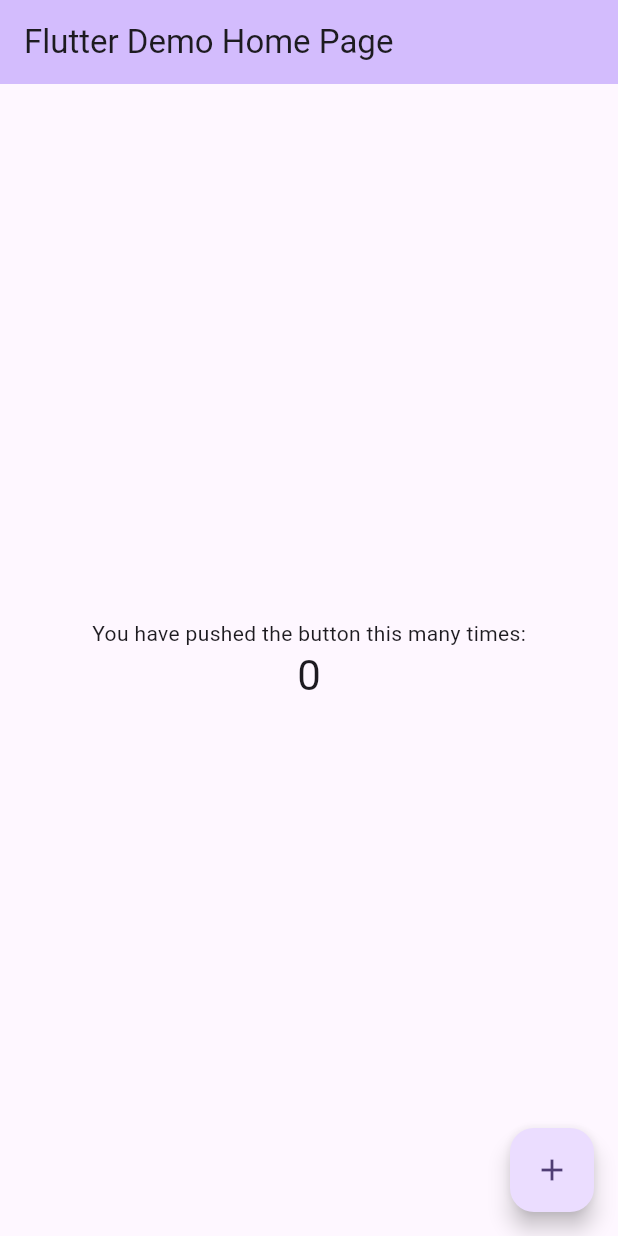
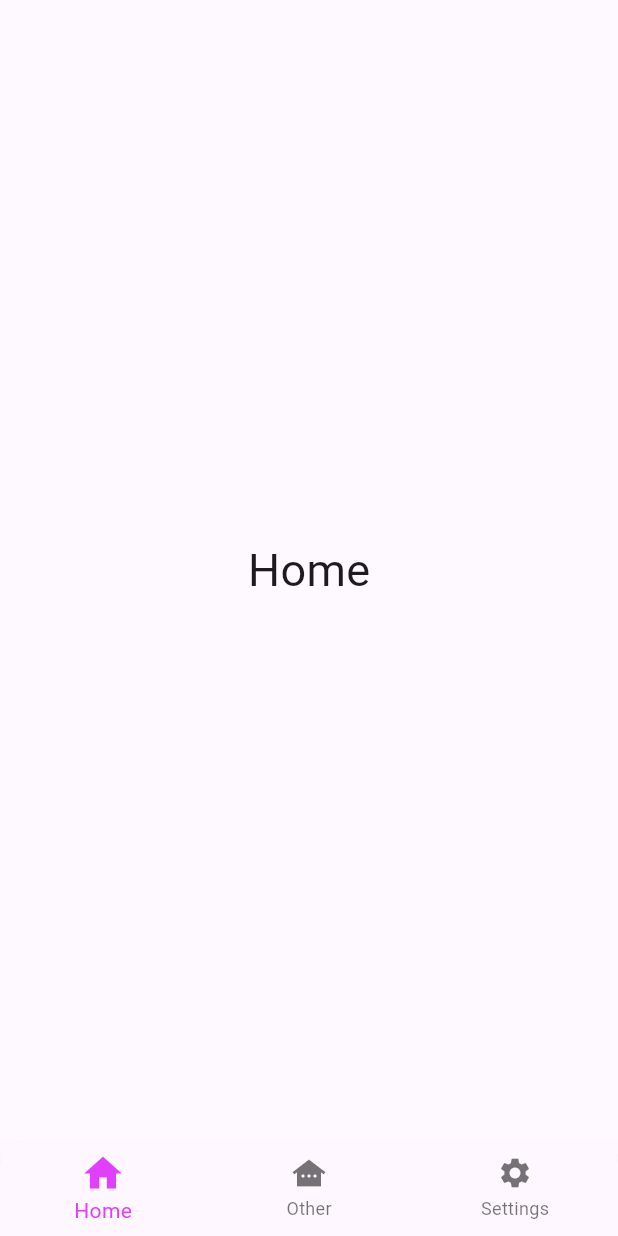
Before and after one commit to EuanScott/project-tweety, a Flutter app: the screen it shows after launch, on a phone screen of 412 x 824 dp. Run offline on Flutter 3.47's test engine with Material 3 defaults, Android fonts, the light colour scheme and no system bars.

Commit message:
Setup initial navigation
- Setup bottom nav
- Created 3 pages for demo purposes (home, other & settings)

```diff
--- /dev/null
+++ b/project_tweety/lib/features/home/home.dart
@@ -0,0 +1,20 @@
+import 'package:flutter/material.dart';
+
+class Home extends StatelessWidget {
+  const Home({super.key});
+
+  @override
+  Widget build(BuildContext context) {
+    return Scaffold(
+      body: Container(
+        color: Colors.white24,
+        child: const Center(
+          child: Text(
+            'Home',
+            style: TextStyle(fontSize: 30),
+          ),
+        ),
+      ),
+    );
+  }
+}
--- /dev/null
+++ b/project_tweety/lib/features/settings/settings.dart
@@ -0,0 +1,20 @@
+import 'package:flutter/material.dart';
+
+class Settings extends StatelessWidget {
+  const Settings({super.key});
+
+  @override
+  Widget build(BuildContext context) {
+    return Scaffold(
+      body: Container(
+        color: Colors.white24,
+        child: const Center(
+          child: Text(
+            'Settings',
+            style: TextStyle(fontSize: 30),
+          ),
+        ),
+      ),
+    );
+  }
+}
--- a/project_tweety/lib/main.dart
+++ b/project_tweety/lib/main.dart
@@ -1,125 +1,78 @@
 import 'package:flutter/material.dart';
 
-void main() {
-  runApp(const MyApp());
-}
+import './other.dart';
+import 'features/home/home.dart';
+import 'features/settings/settings.dart';
+
+void main() => runApp(const MyApp());
 
 class MyApp extends StatelessWidget {
   const MyApp({super.key});
 
-  // This widget is the root of your application.
   @override
   Widget build(BuildContext context) {
-    return MaterialApp(
-      title: 'Flutter Demo',
-      theme: ThemeData(
-        // This is the theme of your application.
-        //
-        // TRY THIS: Try running your application with "flutter run". You'll see
-        // the application has a purple toolbar. Then, without quitting the app,
-        // try changing the seedColor in the colorScheme below to Colors.green
-        // and then invoke "hot reload" (save your changes or press the "hot
-        // reload" button in a Flutter-supported IDE, or press "r" if you used
-        // the command line to start the app).
-        //
-        // Notice that the counter didn't reset back to zero; the application
-        // state is not lost during the reload. To reset the state, use hot
-        // restart instead.
-        //
-        // This works for code too, not just values: Most code changes can be
-        // tested with just a hot reload.
-        colorScheme: ColorScheme.fromSeed(seedColor: Colors.deepPurple),
-        useMaterial3: true,
-      ),
-      home: const MyHomePage(title: 'Flutter Demo Home Page'),
+    return const MaterialApp(
+      home: MyHomePage(),
     );
   }
 }
 
 class MyHomePage extends StatefulWidget {
-  const MyHomePage({super.key, required this.title});
-
-  // This widget is the home page of your application. It is stateful, meaning
-  // that it has a State object (defined below) that contains fields that affect
-  // how it looks.
-
-  // This class is the configuration for the state. It holds the values (in this
-  // case the title) provided by the parent (in this case the App widget) and
-  // used by the build method of the State. Fields in a Widget subclass are
-  // always marked "final".
-
-  final String title;
+  const MyHomePage({super.key});
 
   @override
   State<MyHomePage> createState() => _MyHomePageState();
 }
 
 class _MyHomePageState extends State<MyHomePage> {
-  int _counter = 0;
+  int _selectedIndex = 0;
 
-  void _incrementCounter() {
+  final List _screens = [
+    {
+      'widget': const Home(),
+      'label': 'Home',
+      'icon': const Icon(Icons.home),
+    },
+    {
+      'widget': const Other(),
+      'label': 'Other',
+      'icon': const Icon(Icons.other_houses),
+    },
+    {
+      'widget': const Settings(),
+      'label': 'Settings',
+      'icon': const Icon(Icons.settings),
+    }
+  ];
+
+  void _selectScreen(int index) {
     setState(() {
-      // This call to setState tells the Flutter framework that something has
-      // changed in this State, which causes it to rerun the build method below
-      // so that the display can reflect the updated values. If we changed
-      // _counter without calling setState(), then the build method would not be
-      // called again, and so nothing would appear to happen.
-      _counter++;
+      _selectedIndex = index;
     });
   }
 
   @override
   Widget build(BuildContext context) {
-    // This method is rerun every time setState is called, for instance as done
-    // by the _incrementCounter method above.
-    //
-    // The Flutter framework has been optimized to make rerunning build methods
-    // fast, so that you can just rebuild anything that needs updating rather
-    // than having to individually change instances of widgets.
     return Scaffold(
-      appBar: AppBar(
-        // TRY THIS: Try changing the color here to a specific color (to
-        // Colors.amber, perhaps?) and trigger a hot reload to see the AppBar
-        // change color while the other colors stay the same.
-        backgroundColor: Theme.of(context).colorScheme.inversePrimary,
-        // Here we take the value from the MyHomePage object that was created by
-        // the App.build method, and use it to set our appbar title.
-        title: Text(widget.title),
+      body: _screens[_selectedIndex]['widget'],
+      bottomNavigationBar: ClipRRect(
+        borderRadius: const BorderRadius.only(
+          topLeft: Radius.circular(16.0),
+          topRight: Radius.circular(16.0),
+        ),
+        child: BottomNavigationBar(
+            currentIndex: _selectedIndex,
+            selectedIconTheme: const IconThemeData(color: Colors.purpleAccent, size: 30),
+            selectedItemColor: Colors.purpleAccent,
+            onTap: _selectScreen,
+            items: [
+              for (var element in _screens)
+                BottomNavigationBarItem(
+                  icon: element['icon'],
+                  label: element['label'],
+                )
+            ]),
       ),
-      body: Center(
-        // Center is a layout widget. It takes a single child and positions it
-        // in the middle of the parent.
-        child: Column(
-          // Column is also a layout widget. It takes a list of children and
-          // arranges them vertically. By default, it sizes itself to fit its
-          // children horizontally, and tries to be as tall as its parent.
-          //
-          // Column has various properties to control how it sizes itself and
-          // how it positions its children. Here we use mainAxisAlignment to
-          // center the children vertically; the main axis here is the vertical
-          // axis because Columns are vertical (the cross axis would be
-          // horizontal).
-          //
-          // TRY THIS: Invoke "debug painting" (choose the "Toggle Debug Paint"
-          // action in the IDE, or press "p" in the console), to see the
-          // wireframe for each widget.
-          mainAxisAlignment: MainAxisAlignment.center,
-          children: <Widget>[
-            const Text(
-              'You have pushed the button this many times:',
-            ),
-            Text(
-              '$_counter',
-              style: Theme.of(context).textTheme.headlineMedium,
-            ),
-          ],
-        ),
-      ),
-      floatingActionButton: FloatingActionButton(
-        onPressed: _incrementCounter,
-        tooltip: 'Increment',
-        child: const Icon(Icons.add),
-      ), // This trailing comma makes auto-formatting nicer for build methods.
     );
   }
 }
--- /dev/null
+++ b/project_tweety/lib/other.dart
@@ -0,0 +1,15 @@
+import 'package:flutter/material.dart';
+
+class Other extends StatelessWidget {
+  const Other({super.key});
+
+  @override
+  Widget build(BuildContext context) {
+    return const Center(
+      child: Text(
+        'Other',
+        style: TextStyle(fontSize: 30),
+      ),
+    );
+  }
+}
```
